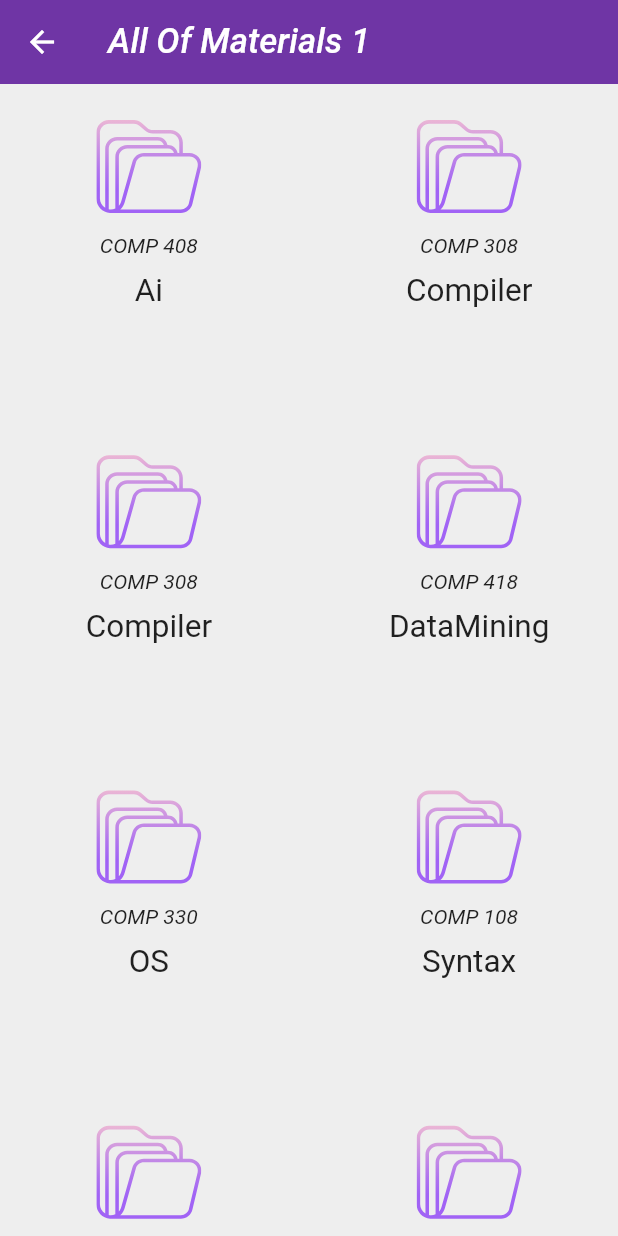
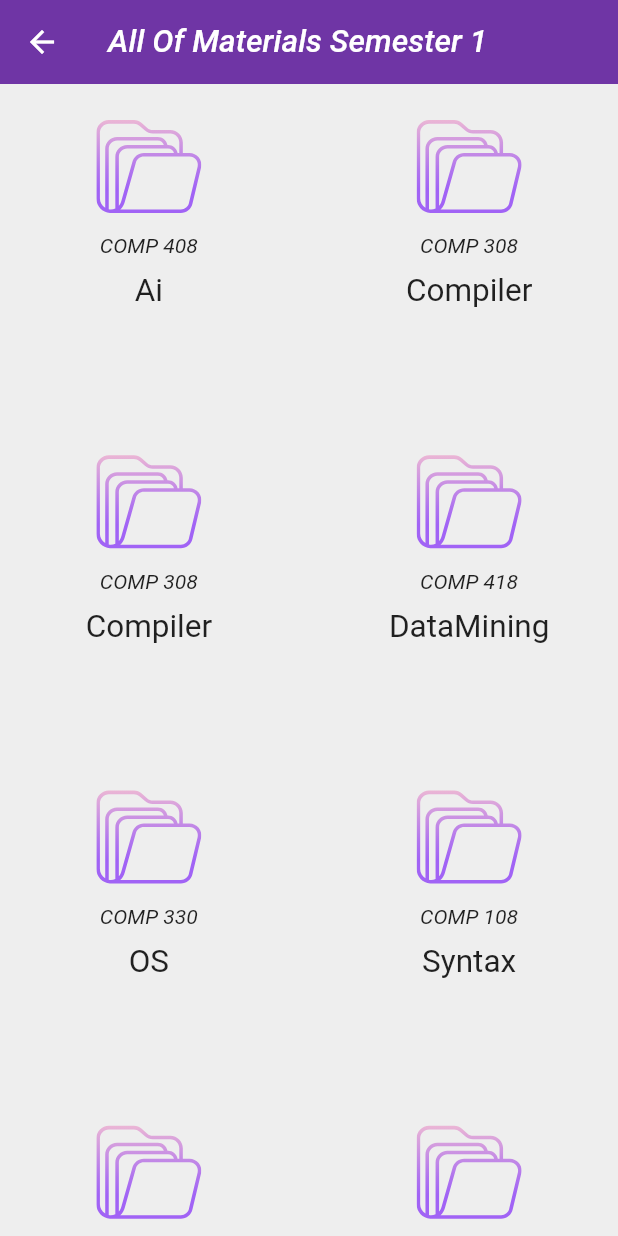
Before and after one commit to hussamm98/HAM, a Flutter app: the AllFolders screen opened directly, on a phone screen of 412 x 824 dp. Run offline on Flutter 3.47's test engine with Material 2 defaults, Android fonts, the phone set to English and light mode, and no system bars; our stand-ins replace flutter_icons, flutter_svg, form_field_validator, shared_preferences; accounts and stored records are empty.

```diff
--- a/lib/User_Interface/pages/courses_folders.dart
+++ b/lib/User_Interface/pages/courses_folders.dart
@@ -15,8 +15,8 @@ class AllFolders extends StatelessWidget {
       appBar: AppBar(
         elevation: 0,
         title: Text(
-          "All Of Materials ${current + 1}",
-          style: TextStyle(fontSize: 23, fontStyle: FontStyle.italic),
+          "All Of Materials Semester ${current + 1}",
+          style: TextStyle(fontSize: 21, fontStyle: FontStyle.italic),
         ),
       ),
       body: GridView.count(
--- a/lib/User_Interface/pages/lecture_folders.dart
+++ b/lib/User_Interface/pages/lecture_folders.dart
@@ -1,5 +1,4 @@
 import 'package:flutter/material.dart';
-
 import 'lecture_temp.dart';
 
 class AllLectures extends StatelessWidget {
@@ -12,7 +11,7 @@ class AllLectures extends StatelessWidget {
       appBar: AppBar(
         elevation: 0,
         title: Text(
-          "Lectures ${current + 1}",
+          "Lectures",
           style: TextStyle(fontSize: 23, fontStyle: FontStyle.italic),
         ),
       ),
```
Also changed, not shown: lib/User_Interface/components/assistants_list.dart (+7 -2 lines), lib/User_Interface/components/build_classes.dart (+20 -8 lines), lib/User_Interface/components/doctors_list.dart (+6 -9 lines).
